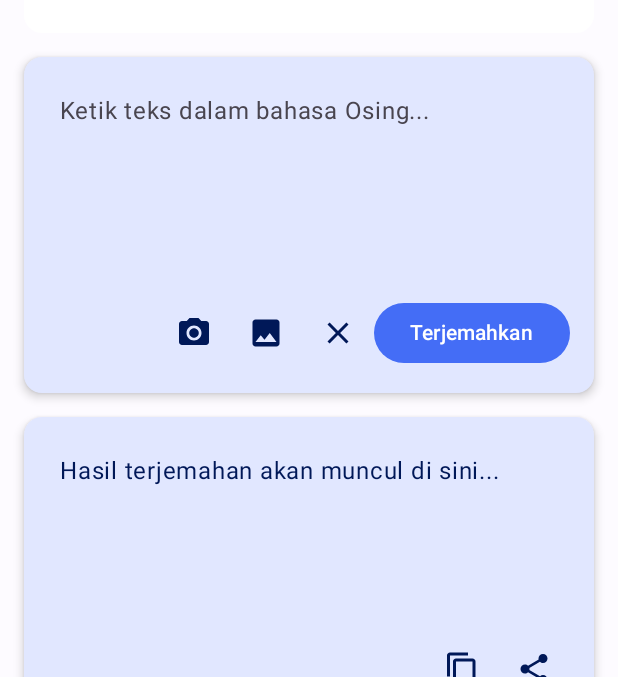
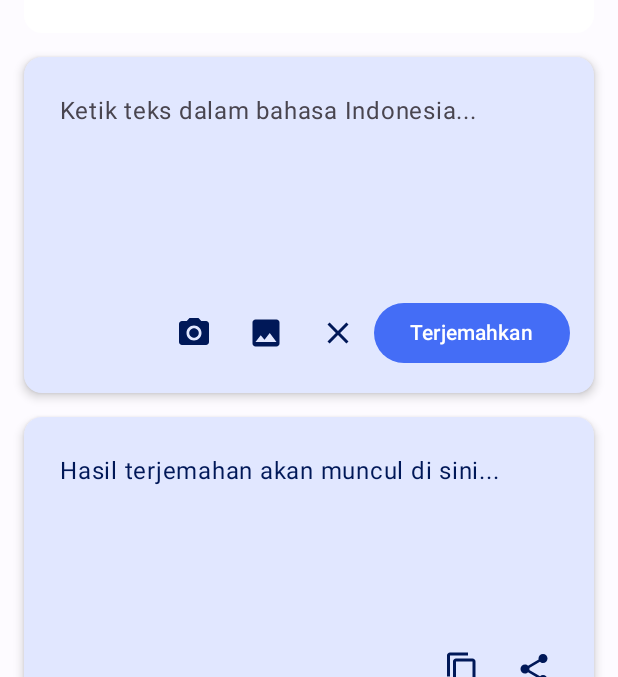
Before and after one commit to FaaizHaikal/osingly, an Android app built with Jetpack Compose: the screen it shows after launch (MainActivity), after a tap on "Swap Languages", on a phone screen of 412 x 824 dp, the part 219-896 px from its top. Run offline under Robolectric (Android 15) with nearby library versions, the phone set to English and light mode, and no system bars; libraries missing offline, so code that uses them is left out: com.google.android.datatransport, com.google.mlkit.vision, kotlinx.coroutines.tasks.

Commit message:
refactor: swap text position

```diff
--- a/app/src/main/java/com/example/osingly/ui/MainScreen.kt
+++ b/app/src/main/java/com/example/osingly/ui/MainScreen.kt
@@ -80,7 +80,11 @@ fun MainScreen(
                     modifier = Modifier
                         .fillMaxWidth()
                         .padding(8.dp),
-                    placeholderText = "Ketik teks dalam bahasa Osing...",
+                    placeholderText = if (state.fromOsing) {
+                        "Ketik teks dalam bahasa Osing..."
+                    } else {
+                        "Ketik teks dalam bahasa Indonesia..."
+                    },
                     fontSize = state.fontSize
                 )
 
```
